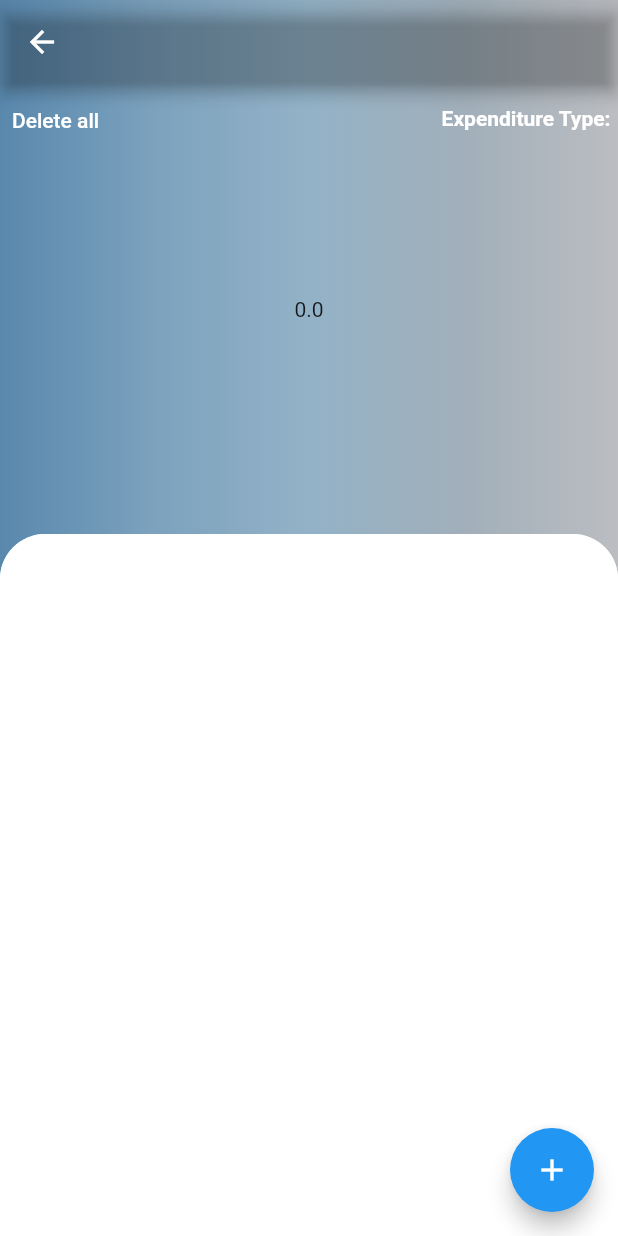
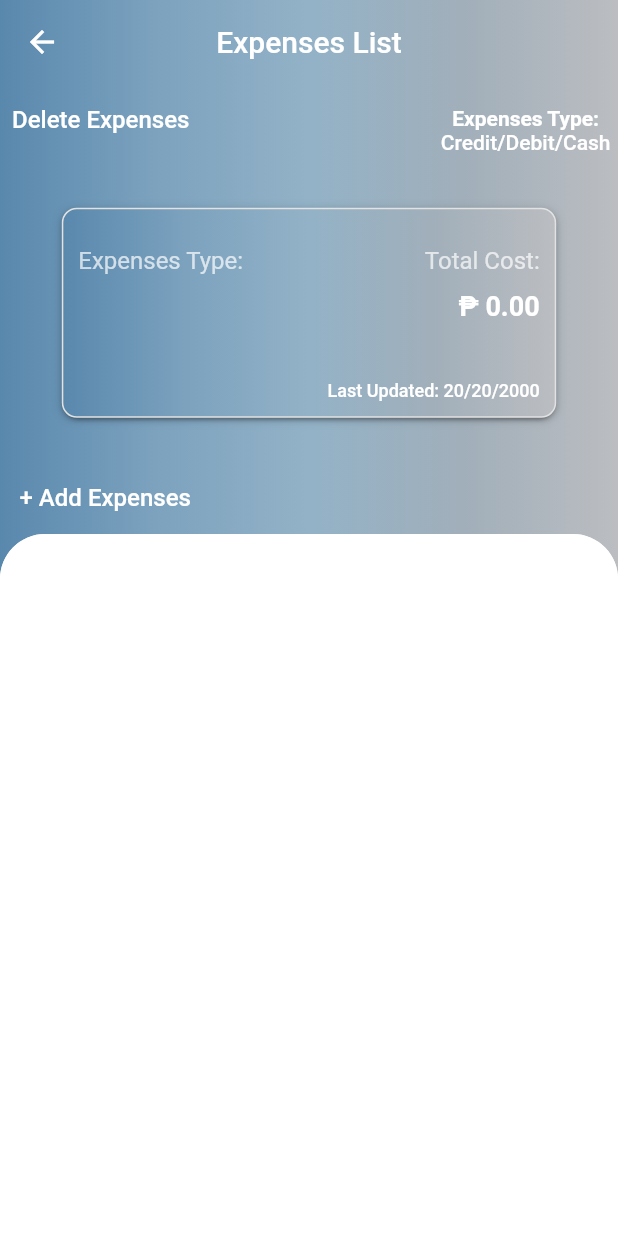
Before and after one commit to jrmjrd/budgetme, a Flutter app: the BudgetCard widget shown alone on an empty page, opened directly with empty values, after a tap on "Expenses Type:", on a phone screen of 412 x 824 dp. Run offline on Flutter 3.47's test engine with Material 3 defaults, Android fonts, the phone set to English and light mode, and no system bars; our stand-ins replace isar; accounts and stored records are empty; generated files the repository leaves out were written again.

Commit message:
additional UI and assets. removed commented lines and unused codes.

```diff
--- a/lib/database/expenses_db.dart
+++ b/lib/database/expenses_db.dart
@@ -11,23 +11,20 @@ class BudgetExpenseDB extends ChangeNotifier {
   // static late Isar budgetDB;
 
   final List<Expenses> _allExpenses = [];
-  final List<BudgetModel> _budget = [];
   final List<ExpensesType> _type = [];
   final List<Expenses> _specificExpenses = [];
 
   static Future<void> initialize() async{
     final dir = await getApplicationDocumentsDirectory();
     expensesDB = await Isar.open([ExpensesSchema, BudgetModelSchema, ExpensesTypeSchema], directory: dir.path); //Creation of Database instance or Table
-    // budgetDB = await Isar.open([BudgetModelSchema], directory: dir.path); //Budget Database
 
   }
 
-  List<Expenses> get allExpenses => _allExpenses; //use to retrieve the data
-  List<BudgetModel> get budget => _budget;
+  List<Expenses> get allExpenses => _allExpenses; //use to retrieve the data for display uses
   List<ExpensesType> get expensesType => _type;
   List<Expenses> get specExpenses => _specificExpenses;
-  /* CRUD Operation Below */
 
+  /* GENERAL CRUD Operation Below */
   //Create
   Future<void> createNewExpensesType(ExpensesType newExpensesType)async{
     await expensesDB.writeTxn(() => expensesDB.expensesTypes.put(newExpensesType));
--- a/lib/view/component/budget_card.dart
+++ b/lib/view/component/budget_card.dart
@@ -3,10 +3,14 @@ import 'package:flutter/material.dart';
 
 class BudgetCard extends StatelessWidget {
   final String expensesType;
+  final String? amount;
+  final String? dateTime;
 
   const BudgetCard({
     super.key,
-    required this.expensesType
+    required this.expensesType,
+    this.amount,
+    this.dateTime
   });
 
   @override
@@ -18,9 +22,10 @@ class BudgetCard extends StatelessWidget {
       child: Container(
         margin: const EdgeInsets.only(top: 5),
         padding: const EdgeInsets.all(10),
-        height: MediaQuery.of(context).size.height * .15,
+        height: MediaQuery.of(context).size.height * .17,
         width: MediaQuery.of(context).size.width * .8,
         decoration: BoxDecoration(
+          border: Border.all(width: 1, color: const Color(0xffe2e2e2) ),
           borderRadius: const BorderRadius.all(Radius.circular(10)),
           boxShadow: kElevationToShadow[2],
           gradient: const LinearGradient(
@@ -61,30 +66,30 @@ class BudgetCard extends StatelessWidget {
                       Text(
                         expensesType,
                         style: const TextStyle(
-                          fontSize: 20,
+                          fontSize: 18,
                           fontWeight: FontWeight.w600,
                           color: Colors.white
                         ),
                       )
                     ],
                   ),
-                  const Column(
+                  Column(
                     mainAxisAlignment: MainAxisAlignment.center,
                     crossAxisAlignment: CrossAxisAlignment.end,
                     children: [
-                      Text(
-                        "Total Expenditures:",
+                      const Text(
+                        "Total Cost:",
                         style: TextStyle(
                           fontSize: 16,
                           fontWeight: FontWeight.w400,
                           color: Colors.white70
                         ),
                       ),
-                      SizedBox(height: 10,),
+                      const SizedBox(height: 10,),
                       Text(
-                        "not working", //amount
-                        style: TextStyle(
-                          fontSize: 20,
+                        amount ?? "not working",
+                        style: const TextStyle(
+                          fontSize: 18,
                           fontWeight: FontWeight.w600,
                           color: Colors.white
                         ),
@@ -94,10 +99,10 @@ class BudgetCard extends StatelessWidget {
                 ],
               ),
             ),
-            const Text(
-              "Last Updated: 20/20/2000", //datetime
-              style: TextStyle(
-                fontSize: 10,
+            Text(
+              dateTime ?? "Last Updated: 20/20/2000",
+              style: const TextStyle(
+                fontSize: 12,
                 fontWeight: FontWeight.w500,
                 color: Colors.white
               ),
--- a/lib/view/component/expenses_display.dart
+++ b/lib/view/component/expenses_display.dart
@@ -13,6 +13,7 @@ class ExpensesDisplay extends StatelessWidget {
     return Expanded(
       child: Container(
         // margin: const EdgeInsets.symmetric(horizontal: 10),
+        padding: const EdgeInsets.all(10),
         decoration:  BoxDecoration(
           border: const Border(
             top: BorderSide(width: 1, color: Colors.white),
--- a/lib/view/expenses_page.dart
+++ b/lib/view/expenses_page.dart
@@ -3,6 +3,7 @@
 import 'package:budgetme/converter_functions/functions.dart';
 import 'package:budgetme/database/expenses_db.dart';
 import 'package:budgetme/model/expenses.dart';
+import 'package:budgetme/view/component/budget_card.dart';
 import 'package:budgetme/view/component/expenses_display.dart';
 import 'package:flutter/material.dart';
 import 'package:provider/provider.dart';
@@ -58,11 +59,6 @@ class _ExpensesPageState extends State<ExpensesPage> {
     );
   }
 
-  void addBudget(){
-
-  }
-
-
   @override
   void initState() {
     Provider.of<BudgetExpenseDB>(context, listen: false).readSpecificExpenses(widget.expensesType);
@@ -79,14 +75,10 @@ class _ExpensesPageState extends State<ExpensesPage> {
     _totalExpenses = Provider.of<BudgetExpenseDB>(context, listen: false).totalSpecificExpenses(widget.expensesType);
   }
 
-
-
   @override
   Widget build(BuildContext context) {
     return Consumer<BudgetExpenseDB>(
       builder: (context, value, child) {
-
-
         return Container(
           decoration: const BoxDecoration(
             gradient: LinearGradient(
@@ -103,11 +95,10 @@ class _ExpensesPageState extends State<ExpensesPage> {
           ),
           child: Scaffold(
             appBar: AppBar(
+              elevation: 0,
               backgroundColor: Colors.transparent,
-            ),
-            floatingActionButton: FloatingActionButton(
-              onPressed: newExpense,
-              child: const Icon(Icons.add),
+              centerTitle: true,
+              title: const Text("Expenses List"),
             ),
             backgroundColor: Colors.transparent,
             body: Column(
@@ -117,22 +108,35 @@ class _ExpensesPageState extends State<ExpensesPage> {
                     height: 300,
                     width: MediaQuery.of(context).size.width,
                     child: Stack(
-                      // alignment: Alignment.center,
                       children: [
                         Positioned(
                           left: 0,
                           child: delete(widget.expensesType)
                         ),
-                        Positioned(
+                        const Positioned(
                           right: 5,
                           child: Column(
                             children: [
-                              const SizedBox(height: 15,),
-                              const Text("Expenditure Type:", style: TextStyle(color: Colors.white, fontWeight: FontWeight.w600)),
-                              Text(widget.expensesType, style: const TextStyle(color: Colors.white, fontWeight: FontWeight.w600)),
+                              SizedBox(height: 15,),
+                              Text(
+                                "Expenses Type:",
+                                style: TextStyle(
+                                  color: Colors.white, fontWeight: FontWeight.w600,
+                                  fontSize: 14,
+                                )
+                              ),
+                              Text(
+                                "Credit/Debit/Cash",
+                                style: TextStyle(
+                                  color: Colors.white,
+                                  fontWeight: FontWeight.w500,
+                                  fontSize: 14,
+                                )
+                              ),
                             ],
                           )
                         ),
+
                         Center(
                           child: FutureBuilder(
                             future: _totalExpenses,
@@ -141,19 +145,37 @@ class _ExpensesPageState extends State<ExpensesPage> {
                                 final totalAmount = snapshot.data ?? 0;
                                 double totalExpenditures = totalAmount;
 
-                                return Text(totalExpenditures.toString());
-                              }
-
-                              else {
+                                return BudgetCard(
+                                  expensesType: widget.expensesType,
+                                  amount: formatCurrency(totalExpenditures),
+                                );
+                              }else {
                                 return const Text("Loading..");
                               }
                             }
+                          ),
+                        ),
+
+                        Positioned(
+                          left: 5,
+                          bottom: 0,
+                          child: TextButton(
+                            onPressed: newExpense,
+                            child: const Text(
+                              "+ Add Expenses",
+                              style: TextStyle(
+                                fontSize: 16,
+                                fontWeight: FontWeight.w500,
+                                color: Colors.white
+                              ),
+                            ),
                           ),
                         )
                       ],
                     )
                   )
                 ),
+
                 ExpensesDisplay(
                   child: ListView.separated(
                     separatorBuilder: (context, index) => const Divider(thickness: 1, height: 0,),
@@ -219,8 +241,6 @@ class _ExpensesPageState extends State<ExpensesPage> {
           //Clear text fields
           expensesNameController.clear();
           expensesAmountController.clear();
-
-          refreshExpensesData();
         }
       },
       child: const Text("Add Expense"),
@@ -233,7 +253,13 @@ class _ExpensesPageState extends State<ExpensesPage> {
         await context.read<BudgetExpenseDB>().delete(type);
         refreshExpensesData();
       },
-      child: const Text("Delete all", style: TextStyle(color: Colors.white),)
+      child: const Text(
+        "Delete Expenses",
+        style: TextStyle(
+          color: Colors.white,
+          fontSize: 16
+        ),
+      )
     );
   }
 }
--- a/lib/view/home_page.dart
+++ b/lib/view/home_page.dart
@@ -39,28 +39,36 @@ class _HomePageState extends State<HomePage> {
 
   @override
   void initState() {
-
-
     Provider.of<BudgetExpenseDB>(context, listen: false).readExpensesType();
 
     super.initState();
   }
 
+
   @override
   Widget build(BuildContext context) {
     return  Consumer<BudgetExpenseDB>(
-      builder: (context, value, child) => Scaffold(
+      builder: (context, value, child) => Stack(
+        children: [
+          SizedBox(
+            height: MediaQuery.of(context).size.height,
+            child: Image.asset("assets/3713899254_95684a8dff_o.jpg", fit: BoxFit.fill,),
+          ),
+          Scaffold(
             appBar: AppBar(
+              elevation: .3,
+              backgroundColor: const Color(0xffe2e2e2),
               centerTitle: true,
               title: const Text(
                 "Budget List",
                 style: TextStyle(
                   fontSize: 20,
+                  color: Color(0xff25494c),
                   fontWeight: FontWeight.w600,
                 ),
               ),
             ),
-        backgroundColor: Colors.white,
+            backgroundColor: const Color(0xffe2e2e2).withOpacity(.8),
             body: Center(
               child: Column(
                 crossAxisAlignment: CrossAxisAlignment.start,
@@ -73,9 +81,9 @@ class _HomePageState extends State<HomePage> {
                         child: const Text(
                           "Add new expenses",
                           style: TextStyle(
-                        fontSize: 12,
+                            fontSize: 14  ,
                             fontWeight: FontWeight.bold,
-                        color: Colors.black
+                            color: Color(0xff25494c)
                           ),
                         ),
                       ),
@@ -86,9 +94,9 @@ class _HomePageState extends State<HomePage> {
                         child: const Text(
                           "Clear Expenses List",
                           style: TextStyle(
-                        fontSize: 12,
+                            fontSize: 14,
                             fontWeight: FontWeight.bold,
-                        color: Colors.black
+                            color: Color(0xff25494c)
                           ),
                         ),
                       ),
@@ -110,6 +118,7 @@ class _HomePageState extends State<HomePage> {
                           ),
                           child: BudgetCard(
                             expensesType: type.type,
+                            // amount: ,
                           ),
                         );
                       },
@@ -118,6 +127,8 @@ class _HomePageState extends State<HomePage> {
                 ],
               ),
             )
+          ),
+        ],
       ),
     );
   }
--- a/pubspec.yaml
+++ b/pubspec.yaml
@@ -66,9 +66,8 @@ flutter:
   uses-material-design: true
 
   # To add assets to your application, add an assets section, like this:
-  # assets:
-  #   - images/a_dot_burr.jpeg
-  #   - images/a_dot_ham.jpeg
+  assets:
+    - assets/
 
   # An image asset can refer to one or more resolution-specific "variants", see
   # https://flutter.dev/assets-and-images/#resolution-aware
```
Also changed, not shown: assets/10262406.jpg (added), assets/3713899254_95684a8dff_o.jpg (added). Lines whose indentation alone changed are shown as unchanged.
